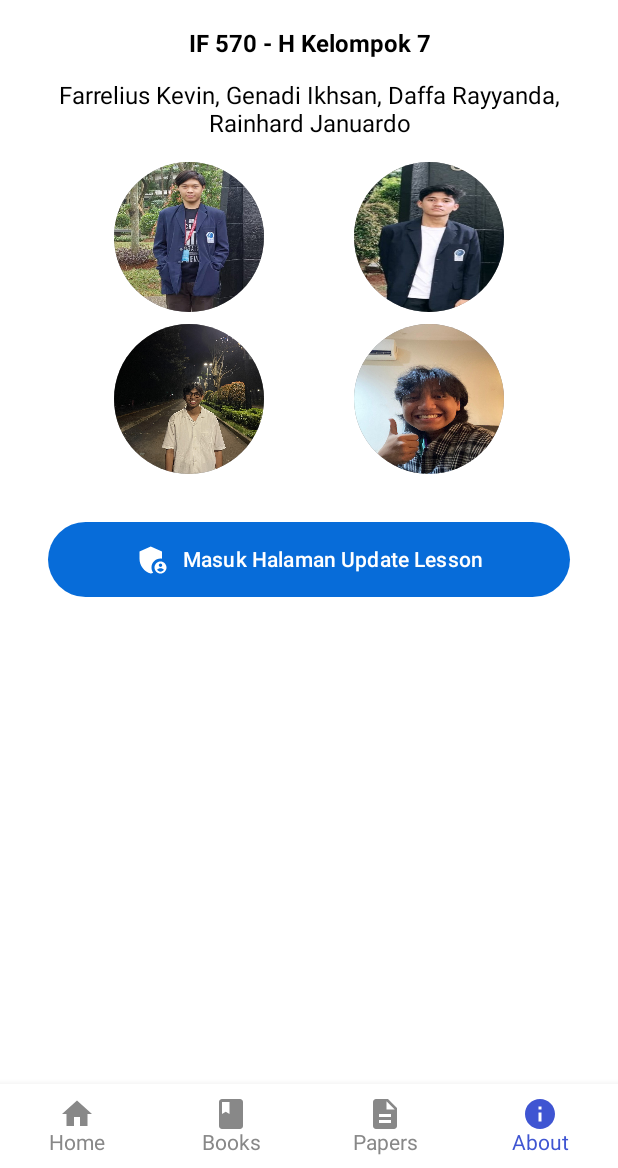
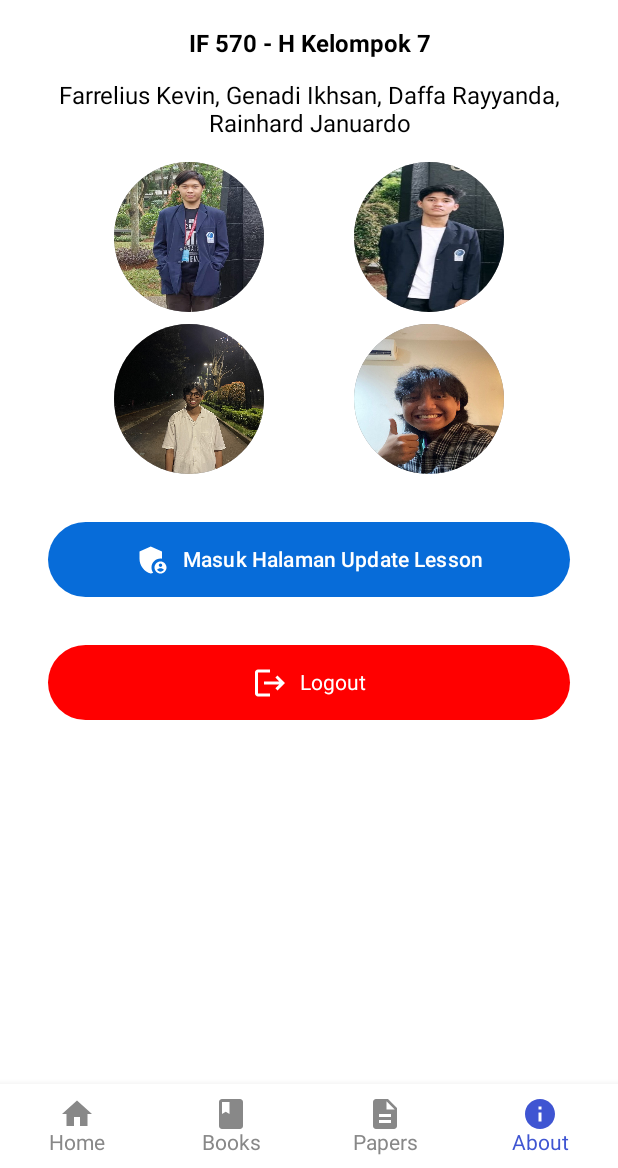
Before and after one commit to daffadaf/Elearning-app, an Android app built with Jetpack Compose: the AboutUsScreen screen opened through its navigation route, on a phone screen of 412 x 824 dp, the part 68-1236 px from its top. Run offline under Robolectric (Android 15) with nearby library versions, the phone set to English and light mode, and no system bars; our stand-ins replace Firebase (no records; nobody signed in at launch, a user with empty details on screens opened directly).

Commit message:
bikin logout di about us

```diff
--- a/app/src/main/java/com/elearningapp/ui/views/screens/dashboard/AboutUs.kt
+++ b/app/src/main/java/com/elearningapp/ui/views/screens/dashboard/AboutUs.kt
@@ -14,6 +14,7 @@ import androidx.compose.material.icons.filled.Book
 import androidx.compose.material.icons.filled.Description
 import androidx.compose.material.icons.filled.Home
 import androidx.compose.material.icons.filled.Info
+import androidx.compose.material.icons.filled.Logout
 import androidx.compose.material.icons.filled.Menu
 import androidx.compose.material3.Button
 import androidx.compose.material3.ButtonDefaults
@@ -242,10 +243,31 @@ fun AboutUsScreen(navController: NavController) {
                     Text(text = "Masuk Halaman Update Lesson")
                 }
 
-
-                Spacer(modifier = Modifier.height(16.dp))
+                // Logout Button
+                Button(
+                    onClick = {
+                        navController.navigate("login") { // Navigasi ke halaman login
+                            popUpTo(0)
+                        }
+                    },
+                    modifier = Modifier
+                        .fillMaxWidth()
+                        .padding(16.dp)
+                        .height(50.dp),
+                    colors = ButtonDefaults.buttonColors(containerColor = Color.Red)
+                ) {
+                    Icon(
+                        Icons.Filled.Logout,
+                        contentDescription = "Logout",
+                        modifier = Modifier.padding(end = 8.dp),
+                        tint = Color.White
+                    )
+                    Text(
+                        text = "Logout",
+                        style = TextStyle(color = Color.White)
+                    )
+                }
             }
-
         }
     }
 }
```
